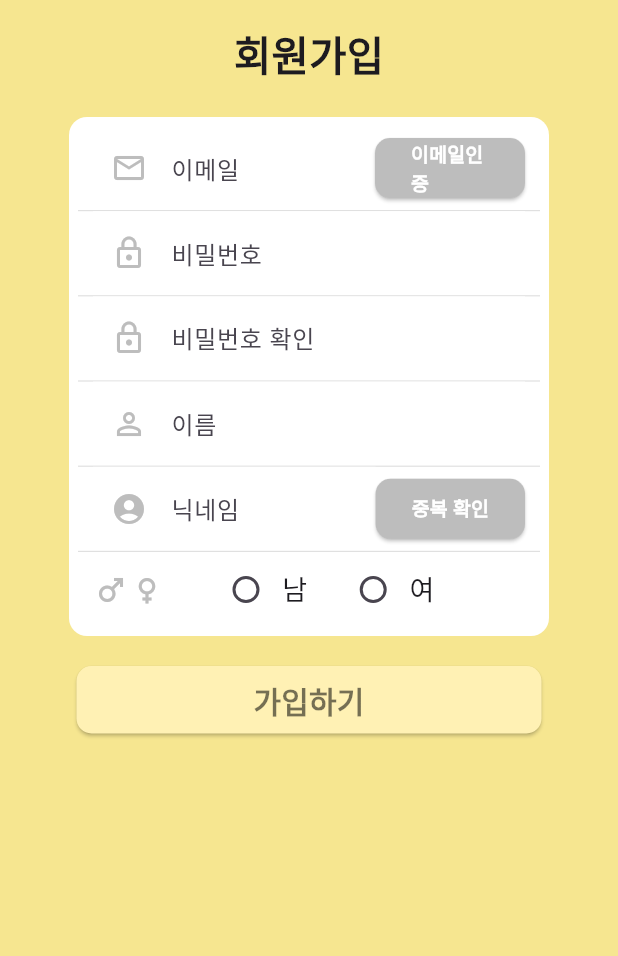
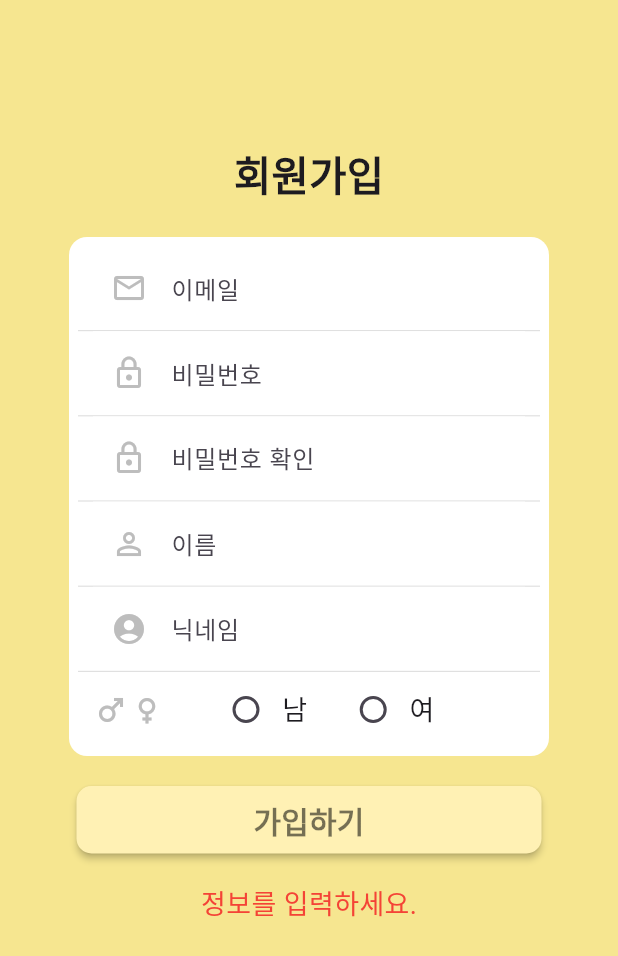
Before and after one commit to dmsdn02/CodeMate, a Flutter app: the RegisterPage screen opened directly, after a tap on "가입하기", on a phone screen of 412 x 824 dp. Shown: the top 956 px of the screen. Run offline on Flutter 3.47's test engine with Material 3 defaults, Android fonts, the phone set to English and light mode, and no system bars; our stand-ins replace cloud_firestore, firebase_auth, firebase_core; accounts and stored records are empty.

Commit message:
feat(Register) : 가입하기 버튼 클릭 시 가입 완료 / 가입 불가 경우 메세지 추가

```diff
--- a/lib/screen/FindRegister.dart
+++ b/lib/screen/FindRegister.dart
@@ -2,7 +2,7 @@ import 'package:code_mate/screen/Register.dart';
 import 'package:code_mate/screen/login.dart';
 import 'package:flutter/material.dart';
 
-class FindResister extends StatelessWidget {
+class FindRegister extends StatelessWidget {
   @override
   Widget build(BuildContext context) {
     return Scaffold(
--- a/lib/screen/Register.dart
+++ b/lib/screen/Register.dart
@@ -2,18 +2,20 @@ import 'package:flutter/material.dart';
 import 'package:firebase_auth/firebase_auth.dart';
 import 'package:cloud_firestore/cloud_firestore.dart';
 
-void main() async {
-  runApp(MyApp());
-}
+import 'login.dart';
 
-class MyApp extends StatelessWidget {
-  @override
-  Widget build(BuildContext context) {
-    return MaterialApp(
-      home: RegisterPage(),
-    );
-  }
-}
+//void main() async {
+//runApp(MyApp());
+//}
+
+//class MyApp extends StatelessWidget {
+//@override
+//Widget build(BuildContext context) {
+//return MaterialApp(
+//home: RegisterPage(),
+//  );
+//}
+//}
 
 class RegisterPage extends StatefulWidget {
   @override
@@ -31,9 +33,28 @@ class _RegisterPageState extends State<RegisterPage> {
   String nickname = "";
   String gender = "";
 
+  bool isRegistered = false;
+  bool showErrorMessage = false;
+
   void _register() async {
+    setState(() {
+      showErrorMessage = true;
+    });
+
     try {
-      // 비밀번호 확인
+      if (email.isEmpty ||
+          password.isEmpty ||
+          confirmPassword.isEmpty ||
+          name.isEmpty ||
+          nickname.isEmpty ||
+          gender.isEmpty) {
+        print("정보를 입력해주세요.");
+        setState(() {
+          isRegistered = false;
+        });
+        return;
+      }
+
       if (password != confirmPassword) {
         print("비밀번호와 비밀번호 확인이 일치하지 않습니다.");
         return;
@@ -51,11 +72,11 @@ class _RegisterPageState extends State<RegisterPage> {
         'gender': gender,
       });
 
-      // 회원가입 성공 시 다른 화면으로 이동하는 코드를 추가하세요.
-      // Navigator.push(...);
+      setState(() {
+        isRegistered = true;
+      });
     } catch (e) {
       print("회원가입 실패: $e");
-      // 실패한 경우에 대한 처리를 추가할 수 있습니다.
     }
   }
 
@@ -80,6 +101,7 @@ class _RegisterPageState extends State<RegisterPage> {
             child: Column(
               crossAxisAlignment: CrossAxisAlignment.center,
               children: <Widget>[
+                SizedBox(height: 80.0),
                 Text('회원가입', style: TextStyle(fontSize: 27.0, fontWeight: FontWeight.bold)),
                 SizedBox(height: 23.0),
                 Container(
@@ -113,6 +135,7 @@ class _RegisterPageState extends State<RegisterPage> {
                                 },
                               ),
                             ),
+                            /* 이메일 인증 버튼
                             Container(
                               width: 100,
                               child: ElevatedButton(
@@ -135,7 +158,7 @@ class _RegisterPageState extends State<RegisterPage> {
                                   ),
                                 ),
                               ),
-                            ),
+                            ),*/
                           ],
                         ),
                       ),
@@ -215,6 +238,7 @@ class _RegisterPageState extends State<RegisterPage> {
                         width: double.infinity,
                         color: Colors.grey[300],
                       ),
+
                       Container(
                         padding: EdgeInsets.symmetric(horizontal: 10),
                         child: Row(
@@ -236,6 +260,7 @@ class _RegisterPageState extends State<RegisterPage> {
                                 },
                               ),
                             ),
+                            /* 닉네임 중복확인 버튼
                             ElevatedButton(
                               onPressed: () {
                                 checkNicknameAvailability(nickname);
@@ -255,7 +280,7 @@ class _RegisterPageState extends State<RegisterPage> {
                                   fontWeight: FontWeight.bold,
                                 ),
                               ),
-                            ),
+                            ),*/
                           ],
                         ),
                       ),
@@ -315,12 +340,14 @@ class _RegisterPageState extends State<RegisterPage> {
                   child: ElevatedButton(
                     onPressed: () {
                       _register();
+                      setState(() {});
                     },
                     style: ElevatedButton.styleFrom(
                       backgroundColor: Color(0xFFFFF1B4),
                       shape: RoundedRectangleBorder(
                         borderRadius: BorderRadius.circular(10),
                       ),
+                      elevation: 2, // 그림자 추가
                     ),
                     child: Text(
                       '가입하기',
@@ -332,6 +359,55 @@ class _RegisterPageState extends State<RegisterPage> {
                     ),
                   ),
                 ),
+                SizedBox(height: 20.0),
+                showErrorMessage && !isRegistered && email.isNotEmpty && password.isNotEmpty && confirmPassword.isNotEmpty && name.isNotEmpty && nickname.isNotEmpty && gender.isNotEmpty
+                    ? GestureDetector(
+                  onTap: () {
+                    Navigator.push(
+                      context,
+                      MaterialPageRoute(builder: (context) => LoginPage()), // 실제 로그인 페이지 위젯으로 변경해야 해
+                    );
+                  },
+                  child: SizedBox(
+                    child: RichText(
+                      text: TextSpan(
+                        style: TextStyle(color: Colors.brown, fontSize: 17),
+                        children: [
+                          TextSpan(
+                            text: '  가입이 완료되었습니다.\n',
+                          ),
+                          TextSpan(
+                            text: '로그인 페이지로 이동하기',
+                            style: TextStyle(
+                              decoration: TextDecoration.underline,
+                              fontWeight: FontWeight.bold,
+                              // 밑줄 스타일을 설정할 수 있어요.
+                            ),
+                          ),
+                        ],
+                      ),
+                    ),
+                  ),
+                )
+                    : SizedBox.shrink(),
+                //SizedBox(height: 20),
+                !isRegistered &&
+                    showErrorMessage &&
+                    (email.isEmpty ||
+                        password.isEmpty ||
+                        confirmPassword.isEmpty ||
+                        name.isEmpty ||
+                        nickname.isEmpty ||
+                        gender.isEmpty)
+                    ? SizedBox(
+                  //height: 10,
+                  child: Text(
+                    '정보를 입력하세요.',
+                    style: TextStyle(color: Colors.red, fontSize: 18),
+                  ),
+                )
+                    : SizedBox.shrink(),
+                //SizedBox(height: 20),
               ],
             ),
           ),
```
Also changed, not shown: pubspec.lock, 3 other files.
